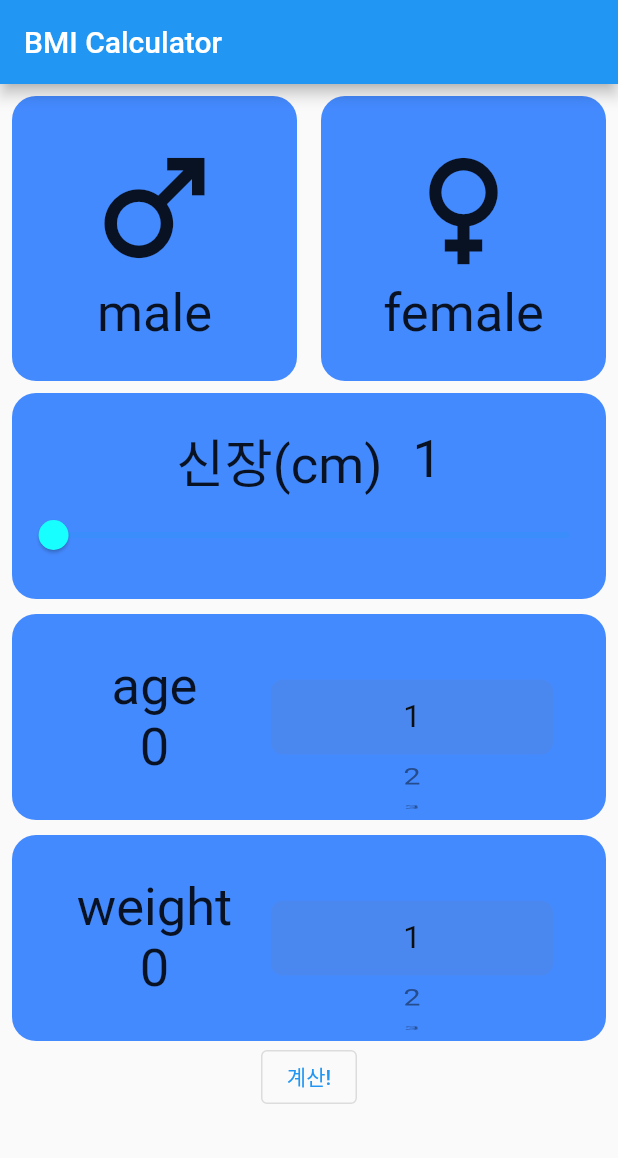
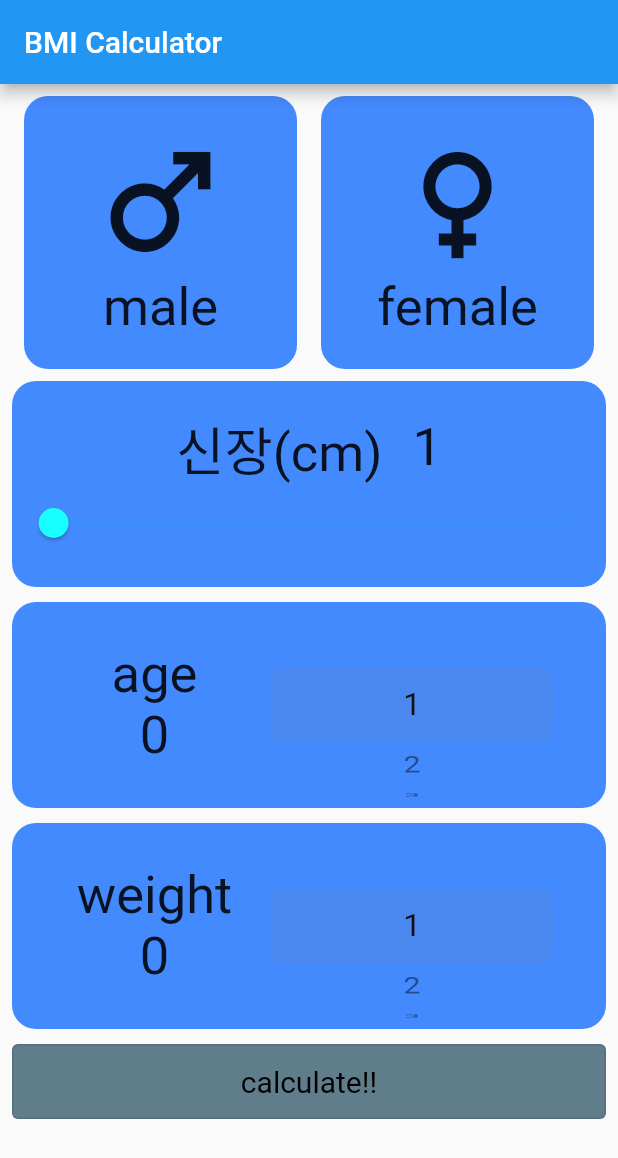
Before and after one commit to NeatKYU/calkulator, a Flutter app: the screen it shows after launch, on a phone screen of 412 x 824 dp. Shown: the top 1158 px of the screen. Run offline on Flutter 3.47's test engine with Material 2 defaults, Android fonts, the phone set to English and light mode, and no system bars.

Commit message:
💄 calculation button 위젯으로 정리

```diff
--- a/lib/main.dart
+++ b/lib/main.dart
@@ -21,6 +21,14 @@ class MyApp extends StatelessWidget {
         title: 'Flutter Demo',
         theme: ThemeData(
             primarySwatch: Colors.blue,
+            outlinedButtonTheme: OutlinedButtonThemeData(
+              style: OutlinedButton.styleFrom(
+                  backgroundColor: Colors.blueGrey,
+                  foregroundColor: Colors.black,
+                  textStyle: TextStyle(
+                    fontSize: 20,
+                  )),
+            ),
             textTheme: const TextTheme(
               bodyLarge: TextStyle(fontSize: 60),
               bodyMedium: TextStyle(fontSize: 35),
--- a/lib/screens/calculation_screen.dart
+++ b/lib/screens/calculation_screen.dart
@@ -1,9 +1,8 @@
-import 'package:calkulator/screens/result_screen.dart';
+import 'package:calkulator/widgets/calculation_button.dart';
 import 'package:calkulator/widgets/gauge_box.dart';
 import 'package:calkulator/widgets/gender_box.dart';
 import 'package:calkulator/widgets/number_box.dart';
 import 'package:flutter/material.dart';
-import 'package:shared_preferences/shared_preferences.dart';
 
 class CalculationScreen extends StatelessWidget {
   const CalculationScreen({super.key});
@@ -14,7 +13,9 @@ class CalculationScreen extends StatelessWidget {
       appBar: AppBar(
         title: Text('BMI Calculator'),
       ),
-      body: Column(
+      body: Padding(
+        padding: const EdgeInsets.only(left: 8, right: 8),
+        child: Column(
           children: [
             Row(
               children: [
@@ -37,15 +38,12 @@ class CalculationScreen extends StatelessWidget {
               height: 10,
             ),
             NumberBox(label: 'weight', limitNumber: 200),
-          OutlinedButton(
-            onPressed: () {
-              Navigator.push(context, MaterialPageRoute(builder: (context) {
-                return ResultScreen();
-              }));
-            },
-            child: Text('계산!'),
+            SizedBox(
+              height: 10,
             ),
+            CalculationButton(label: 'calculate!!'),
           ],
+        ),
       ),
     );
   }
--- /dev/null
+++ b/lib/widgets/calculation_button.dart
@@ -0,0 +1,27 @@
+import 'package:flutter/material.dart';
+import '../screens/result_screen.dart';
+
+class CalculationButton extends StatelessWidget {
+  final String label;
+
+  const CalculationButton({
+    super.key,
+    required this.label,
+  });
+
+  @override
+  Widget build(BuildContext context) {
+    return Container(
+      width: double.infinity,
+      height: 50,
+      child: OutlinedButton(
+        onPressed: () {
+          Navigator.push(context, MaterialPageRoute(builder: (context) {
+            return ResultScreen();
+          }));
+        },
+        child: Text(label),
+      ),
+    );
+  }
+}
--- a/lib/widgets/gauge_box.dart
+++ b/lib/widgets/gauge_box.dart
@@ -22,7 +22,7 @@ class _GaugeBoxState extends State<GaugeBox> {
   Widget build(BuildContext context) {
     Size _size = MediaQuery.of(context).size;
     return Container(
-      width: _size.width - 16,
+      width: _size.width,
       height: _size.width / 3,
       decoration: BoxDecoration(
         borderRadius: BorderRadius.circular(16),
--- a/lib/widgets/gender_box.dart
+++ b/lib/widgets/gender_box.dart
@@ -25,8 +25,8 @@ class GenderBox extends StatelessWidget {
       child: Padding(
         padding: const EdgeInsets.all(8),
         child: Container(
-          width: _size.width / 2 - 16,
-          height: _size.width / 2 - 16,
+          width: _size.width / 2 - 24,
+          height: _size.width / 2 - 24,
           decoration: BoxDecoration(
             borderRadius: BorderRadius.circular(16),
             color: Colors.blueAccent,
--- a/lib/widgets/number_box.dart
+++ b/lib/widgets/number_box.dart
@@ -23,7 +23,7 @@ class _NumberBoxState extends State<NumberBox> {
   Widget build(BuildContext context) {
     Size _size = MediaQuery.of(context).size;
     return Container(
-      width: _size.width - 16,
+      width: _size.width,
       height: _size.width / 3,
       decoration: BoxDecoration(
         borderRadius: BorderRadius.circular(16),
```
Lines whose indentation alone changed are shown as unchanged.
